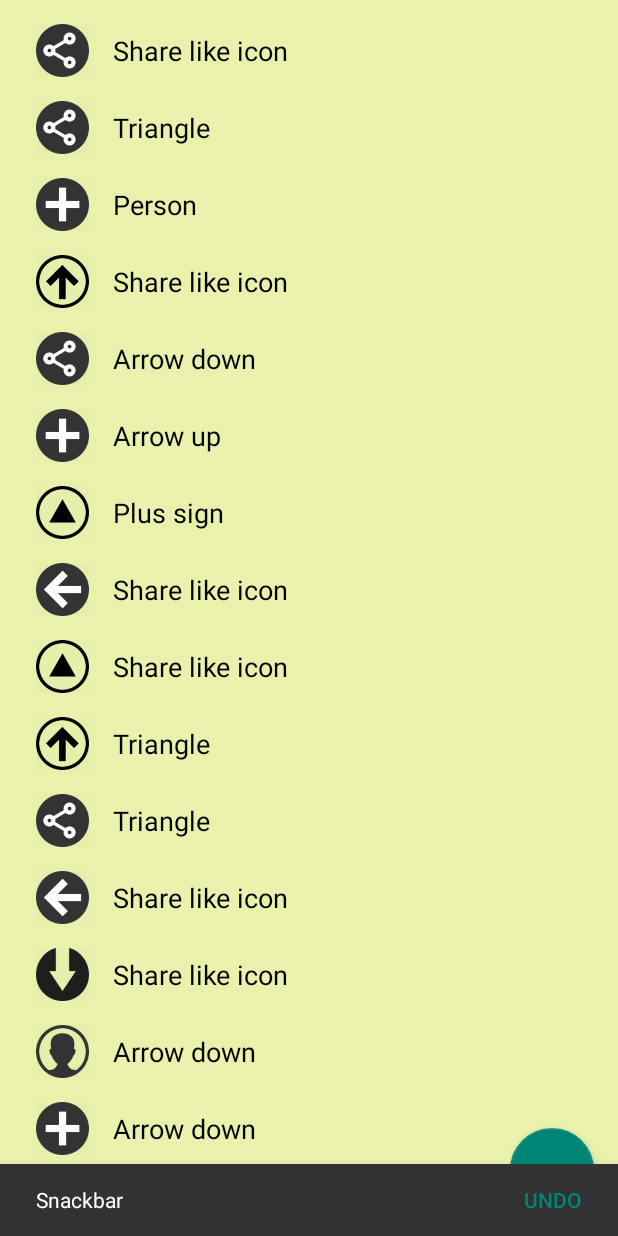
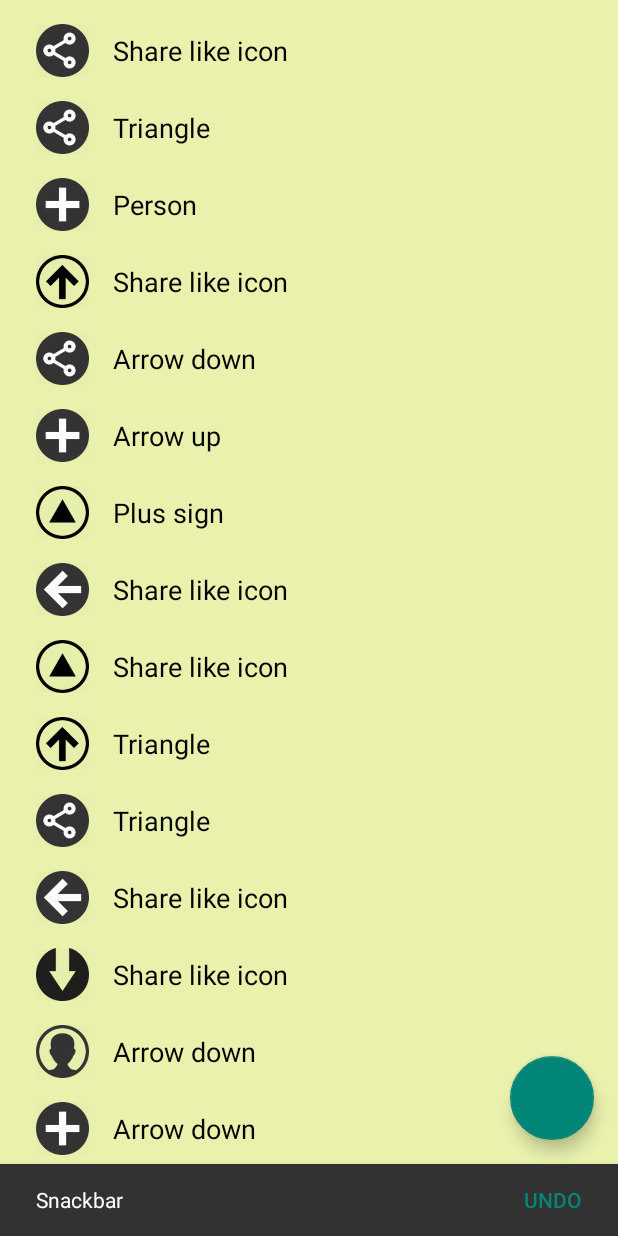
Before and after one commit to OrdonTeam/Mobilization2015, an Android app: the screen it shows after launch (HomeActivity), on a phone screen of 412 x 824 dp. Run offline under Robolectric (Android 15) with nearby library versions, the phone set to English and light mode, and no system bars.

Commit message:
CoordinatorLayout

```diff
--- a/mobile/src/main/res/layout/first_fragment.xml
+++ b/mobile/src/main/res/layout/first_fragment.xml
@@ -1,5 +1,5 @@
 <?xml version="1.0" encoding="utf-8"?>
-<FrameLayout
+<android.support.design.widget.CoordinatorLayout
     xmlns:android="http://schemas.android.com/apk/res/android"
     android:layout_width="match_parent"
     android:layout_height="match_parent">
@@ -16,4 +16,4 @@
         android:layout_height="wrap_content"
         android:layout_gravity="bottom|right"
         android:layout_margin="16dp"/>
-</FrameLayout>
+</android.support.design.widget.CoordinatorLayout>
```
